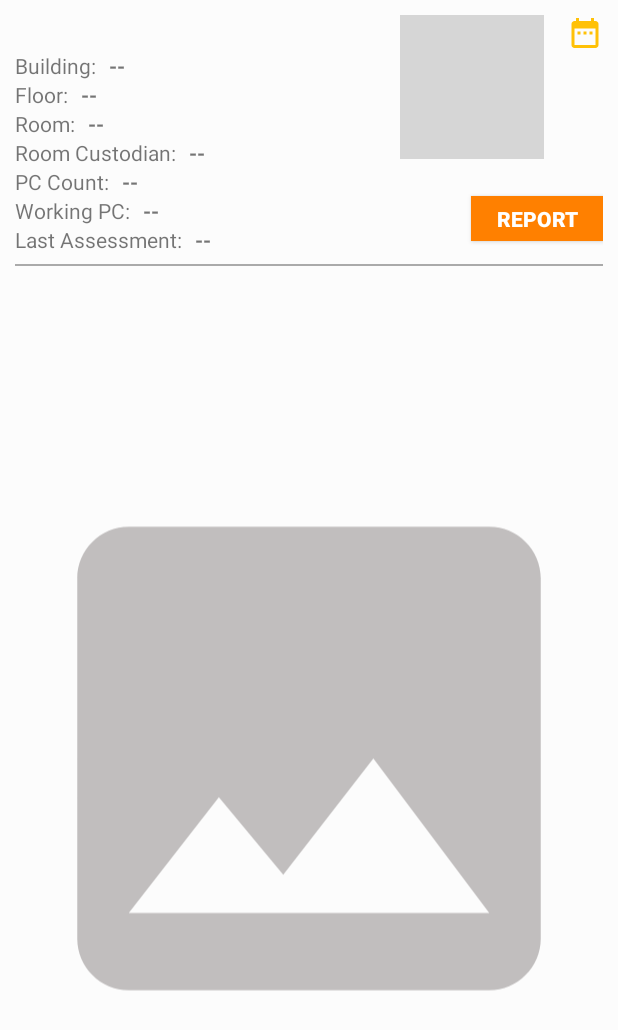
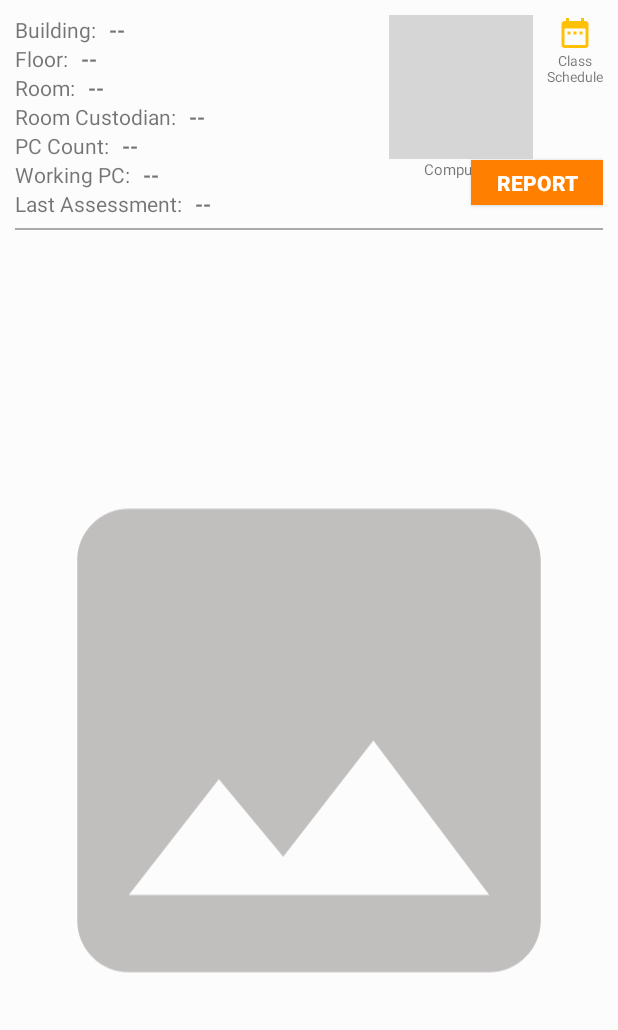
Before and after one commit to NARA-Capstone-Project/CPScan-Project, an Android app: the layout activity_view_room.xml on its own in the app's theme, with its tools: preview values and no code run, on a phone screen of 412 x 824 dp. Shown: the top 1030 px of the screen. Run offline under Robolectric (Android 15) with nearby library versions, the phone set to English and light mode, and no system bars; network calls fail; grey boxes are pictures that could not be loaded.

Commit message:
UI and sms

```diff
--- a/app/src/main/java/com/example/avendano/cp_scan/Activities/ViewPc.java
+++ b/app/src/main/java/com/example/avendano/cp_scan/Activities/ViewPc.java
@@ -511,12 +511,17 @@ public class ViewPc extends AppCompatActivity {
                             if (!obj.getBoolean("error")) {
                                 Log.w("INSERT REPORT", "SUCCESS");
                                 int rep = obj.getInt("rep_id");
+                                String message = obj.getString("message");
+                                String msg_body = obj.getString("body");
+                                Log.e("MESSAGE", message);
+                                Log.e("BODY", msg_body);
                                 setrep_id(rep, array, req_id, req_save);
                             } else {
                                 progressDialog.dismiss();
                                 Toast.makeText(ViewPc.this, obj.getString("message"), Toast.LENGTH_SHORT).show();
                             }
                         } catch (JSONException e) {
+                            Log.e("RESPONSE", response);
                             progressDialog.dismiss();
                             Toast.makeText(ViewPc.this, "An error occurred, please try again later.", Toast.LENGTH_SHORT).show();
                             Log.e("JSON ERROR", "SAVE REPORT: " + e.getMessage());
--- a/app/src/main/res/layout/activity_assessment.xml
+++ b/app/src/main/res/layout/activity_assessment.xml
@@ -27,7 +27,7 @@
             android:layout_margin="5dp"
             android:background="@drawable/style_button_white"
             android:padding="4dp"
-            android:text="Scan"
+            android:text="Scan QR"
             android:textColor="@color/darkorange" />
 
         <TextView
--- a/app/src/main/res/layout/activity_view_room.xml
+++ b/app/src/main/res/layout/activity_view_room.xml
@@ -13,24 +13,49 @@
         android:padding="10dp"
         android:layout_width="match_parent"
         android:layout_height="wrap_content">
-
-        <ImageView
-            android:id="@+id/calendar"
+        <LinearLayout
             android:layout_alignParentRight="true"
             android:layout_width="wrap_content"
             android:layout_height="wrap_content"
-            android:src="@drawable/ic_calendar"/>
+            android:orientation="vertical"
+            android:id="@+id/sched_container"
+            android:gravity="center">
+            <ImageView
+                android:id="@+id/calendar"
+                android:layout_width="wrap_content"
+                android:layout_height="wrap_content"
+                android:src="@drawable/ic_calendar"/>
 
-        <ImageView
-            android:layout_marginRight="15dp"
-            android:id="@+id/computers"
-            android:layout_toLeftOf="@+id/calendar"
+            <TextView
+                android:textSize="9sp"
+                android:gravity="center"
+                android:layout_width="wrap_content"
+                android:layout_height="wrap_content"
+                android:text="Class\nSchedule"/>
+
+        </LinearLayout>
+
+        <LinearLayout
+            android:id="@+id/pc_container"
+            android:layout_marginRight="9dp"
+            android:layout_toLeftOf="@+id/sched_container"
             android:layout_width="wrap_content"
             android:layout_height="wrap_content"
-            android:src="@drawable/ic_computer"/>
+            android:orientation="vertical"
+            android:gravity="center">
+            <ImageView
+                android:id="@+id/computers"
+                android:layout_width="wrap_content"
+                android:layout_height="wrap_content"
+                android:src="@drawable/ic_computer"/>
+            <TextView
+                android:textSize="10sp"
+                android:layout_width="wrap_content"
+                android:layout_height="wrap_content"
+                android:text="Computers"/>
+        </LinearLayout>
 
         <TextView
-            android:layout_below="@+id/calendar"
             android:id="@+id/lbl_building"
             android:layout_width="wrap_content"
             android:layout_height="wrap_content"
@@ -38,7 +63,6 @@
         <TextView
             android:id="@+id/building"
             android:layout_toRightOf="@+id/lbl_building"
-            android:layout_below="@id/calendar"
             android:paddingLeft="5dp"
             android:text="--"
             android:layout_width="wrap_content"
```
Also changed, not shown: app/src/main/java/com/example/avendano/cp_scan/Activities/AssessmentActivity.java (+28 -3 lines), app/src/main/java/com/example/avendano/cp_scan/Activities/RequestForInventory.java (+7 -1 lines), app/src/main/java/com/example/avendano/cp_scan/Activities/RequestForRepair.java (+8 -0 lines), app/src/main/java/com/example/avendano/cp_scan/Fragments/ReportFragment.java (+0 -78 lines).
